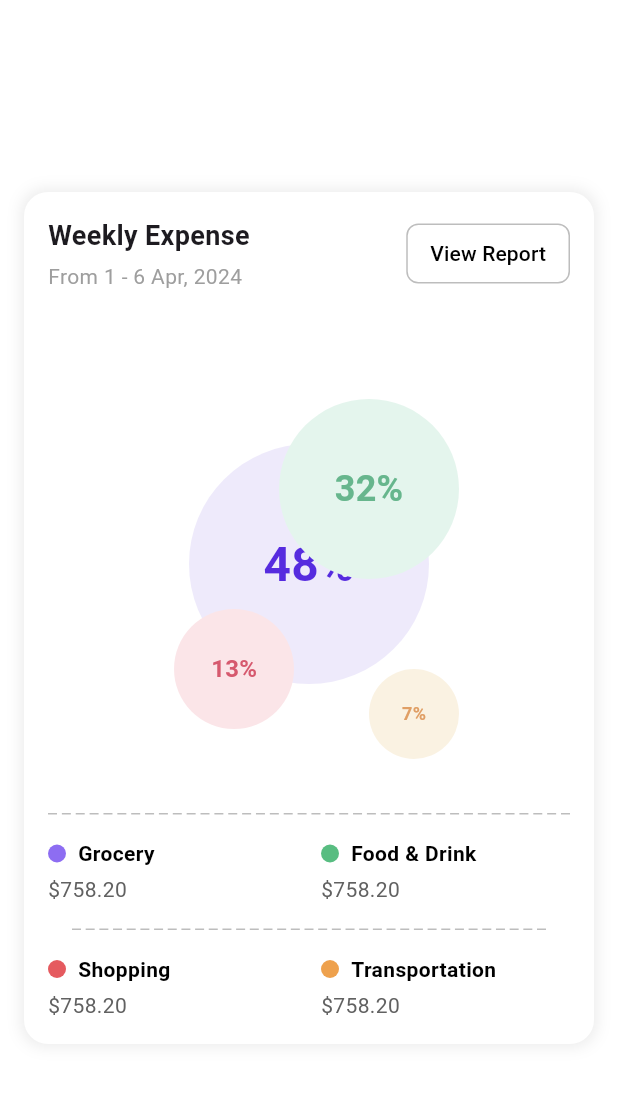
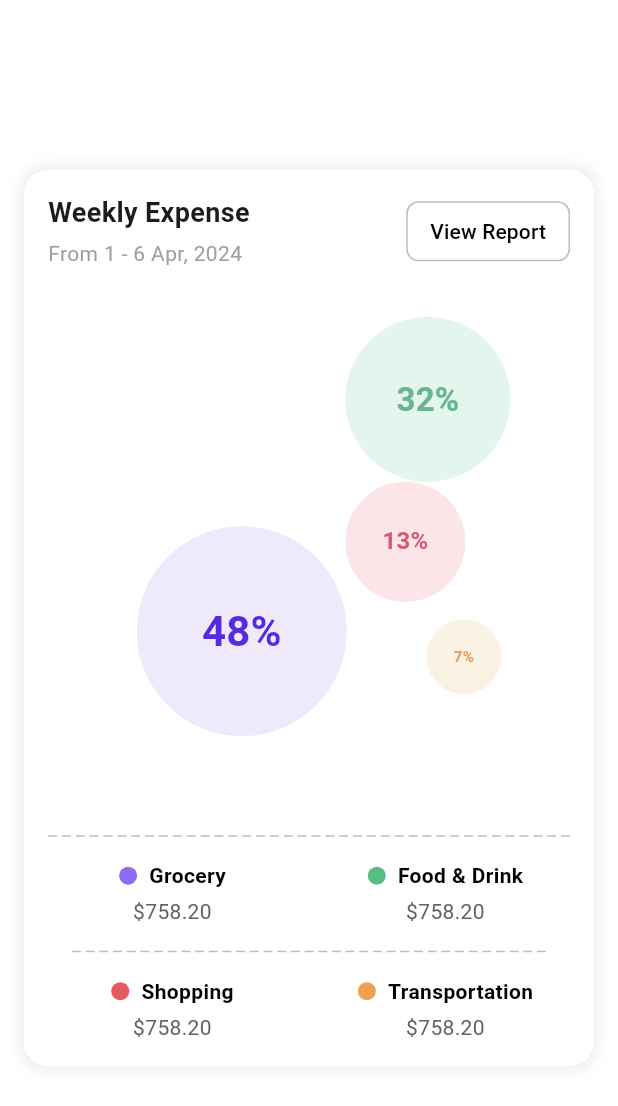
Before and after one commit to Ahmeddraaza/Flutter_final_appdev, a Flutter app: the WeeklyExpenseScreen screen opened directly, on a phone screen of 412 x 824 dp. Shown: the top 1106 px of the screen. Run offline on Flutter 3.47's test engine with Material 3 defaults, Android fonts, the phone set to English and light mode, and no system bars; our stand-ins replace cloud_firestore, firebase_core, flutter_bloc; accounts and stored records are empty.

Commit message:
Your commit message here

```diff
--- a/flutter_final_q1/lib/main.dart
+++ b/flutter_final_q1/lib/main.dart
@@ -242,7 +242,7 @@ class _ProductDetailContentState extends State<ProductDetailContent> {
                   })
                     ..add(const SizedBox(width: 5))
                     ..add(Text(
-                      '(${productData['numberOfReviews'] ?? 0} reviews)',
+                      '(${productData['numberOfReviews'] ?? 0})',
                       style:
                           const TextStyle(fontSize: 14, color: Colors.black54),
                     )),
@@ -293,11 +293,14 @@ class _ProductDetailContentState extends State<ProductDetailContent> {
                       children: [
                         Text(
                           "Delivery Time",
-                          style: TextStyle(fontSize: 16, color: Colors.black54),
+                          style: TextStyle(
+                              fontSize: 16,
+                              color: Colors.black,
+                              fontWeight: FontWeight.bold),
                         ),
                         Text(
                           "40-45 min",
-                          style: TextStyle(fontWeight: FontWeight.bold),
+                          style: TextStyle(fontWeight: FontWeight.normal),
                         ),
                       ],
                     ),
--- a/flutter_final_q2/lib/main.dart
+++ b/flutter_final_q2/lib/main.dart
@@ -1,18 +1,21 @@
 import 'package:flutter/material.dart';
 
 void main() {
-  runApp(MaterialApp(
+  runApp(const MaterialApp(
     home: WeeklyExpenseScreen(),
     debugShowCheckedModeBanner: false,
   ));
 }
 
 class WeeklyExpenseScreen extends StatelessWidget {
+  const WeeklyExpenseScreen({super.key});
+
   @override
   Widget build(BuildContext context) {
     return Scaffold(
       backgroundColor: Colors.white,
       body: Center(
+        child: SingleChildScrollView(
           child: Padding(
             padding: const EdgeInsets.all(16.0),
             child: Container(
@@ -30,13 +33,12 @@ class WeeklyExpenseScreen extends StatelessWidget {
               child: Column(
                 mainAxisSize: MainAxisSize.min,
                 children: [
-                // Header
                   Padding(
                     padding: const EdgeInsets.all(16.0),
                     child: Row(
                       mainAxisAlignment: MainAxisAlignment.spaceBetween,
                       children: [
-                      Column(
+                        const Column(
                           crossAxisAlignment: CrossAxisAlignment.start,
                           children: [
                             Text(
@@ -59,14 +61,14 @@ class WeeklyExpenseScreen extends StatelessWidget {
                         TextButton(
                           onPressed: () {},
                           style: TextButton.styleFrom(
-                          padding:
-                              EdgeInsets.symmetric(horizontal: 16, vertical: 8),
+                            padding: const EdgeInsets.symmetric(
+                                horizontal: 16, vertical: 8),
                             shape: RoundedRectangleBorder(
                               borderRadius: BorderRadius.circular(8),
                               side: BorderSide(color: Colors.grey.shade400),
                             ),
                           ),
-                        child: Text(
+                          child: const Text(
                             "View Report",
                             style: TextStyle(
                               fontSize: 14,
@@ -77,34 +79,37 @@ class WeeklyExpenseScreen extends StatelessWidget {
                       ],
                     ),
                   ),
-                SizedBox(height: 16),
-                // Circle Chart
+                  const SizedBox(height: 16),
                   SizedBox(
-                  width: 300,
-                  height: 300,
+                    width: double.infinity,
+                    height: MediaQuery.of(context).size.height * 0.4,
                     child: Stack(
                       alignment: Alignment.center,
                       children: [
-                      CircleWidget(
-                        radius: 80,
+                        Positioned(
+                          right: MediaQuery.of(context).size.width * 0.4,
+                          bottom: 50,
+                          child: const CircleWidget(
+                            radius: 70,
                             backgroundColor: Color(0xFFEEEAFB),
                             text: "48%",
                             textColor: Color(0xFF562BDF),
                           ),
+                        ),
                         Positioned(
-                        top: 40,
-                        right: 50,
-                        child: CircleWidget(
-                          radius: 60,
+                          left: MediaQuery.of(context).size.width * 0.52,
+                          top: 0,
+                          child: const CircleWidget(
+                            radius: 55,
                             backgroundColor: Color(0xFFE4F5ED),
                             text: "32%",
                             textColor: Color(0xFF67B68D),
                           ),
                         ),
                         Positioned(
-                        bottom: 40,
-                        left: 60,
-                        child: CircleWidget(
+                          left: MediaQuery.of(context).size.width * 0.52,
+                          top: 110,
+                          child: const CircleWidget(
                             radius: 40,
                             backgroundColor: Color(0xFFFBE5E8),
                             text: "13%",
@@ -112,10 +117,10 @@ class WeeklyExpenseScreen extends StatelessWidget {
                           ),
                         ),
                         Positioned(
-                        bottom: 20,
-                        right: 50,
-                        child: CircleWidget(
-                          radius: 30,
+                          right: MediaQuery.of(context).size.width * 0.15,
+                          bottom: 78,
+                          child: const CircleWidget(
+                            radius: 25,
                             backgroundColor: Color(0xFFFAF2E2),
                             text: "7%",
                             textColor: Color(0xFFE09F65),
@@ -125,15 +130,13 @@ class WeeklyExpenseScreen extends StatelessWidget {
                     ),
                   ),
                   SizedBox(height: 16),
-                // Dashed Divider
-                Padding(
-                  padding: const EdgeInsets.symmetric(horizontal: 16.0),
+                  const Padding(
+                    padding: EdgeInsets.symmetric(horizontal: 16.0),
                     child: DashDivider(),
                   ),
                   SizedBox(height: 16),
-                // Expense Rows
-                Padding(
-                  padding: const EdgeInsets.symmetric(horizontal: 16.0),
+                  const Padding(
+                    padding: EdgeInsets.symmetric(horizontal: 16.0),
                     child: Column(
                       children: [
                         Row(
@@ -158,7 +161,7 @@ class WeeklyExpenseScreen extends StatelessWidget {
                         ),
                         SizedBox(height: 16),
                         Padding(
-                        padding: const EdgeInsets.symmetric(horizontal: 16.0),
+                          padding: EdgeInsets.symmetric(horizontal: 16.0),
                           child: DashDivider(),
                         ),
                         SizedBox(height: 16),
@@ -185,8 +188,9 @@ class WeeklyExpenseScreen extends StatelessWidget {
                       ],
                     ),
                   ),
-                SizedBox(height: 16),
+                  const SizedBox(height: 16),
                 ],
+              ),
             ),
           ),
         ),
@@ -202,6 +206,7 @@ class CircleWidget extends StatelessWidget {
   final Color textColor;
 
   const CircleWidget({
+    super.key,
     required this.radius,
     required this.backgroundColor,
     required this.text,
@@ -231,6 +236,7 @@ class ExpenseRow extends StatelessWidget {
   final Color color;
 
   const ExpenseRow({
+    super.key,
     required this.label,
     required this.amount,
     required this.color,
@@ -239,18 +245,19 @@ class ExpenseRow extends StatelessWidget {
   @override
   Widget build(BuildContext context) {
     return Column(
-      crossAxisAlignment: CrossAxisAlignment.start,
+      crossAxisAlignment: CrossAxisAlignment.center,
       children: [
         Row(
+          mainAxisSize: MainAxisSize.min,
           children: [
             CircleAvatar(
               radius: 6,
               backgroundColor: color,
             ),
-            SizedBox(width: 8),
+            const SizedBox(width: 8),
             Text(
               label,
-              style: TextStyle(
+              style: const TextStyle(
                 fontSize: 14,
                 fontWeight: FontWeight.bold,
                 color: Colors.black,
@@ -258,13 +265,14 @@ class ExpenseRow extends StatelessWidget {
             ),
           ],
         ),
-        SizedBox(height: 4),
+        const SizedBox(height: 4),
         Text(
           amount,
           style: TextStyle(
             fontSize: 14,
             color: Colors.grey[700],
           ),
+          textAlign: TextAlign.center,
         ),
       ],
     );
@@ -272,12 +280,14 @@ class ExpenseRow extends StatelessWidget {
 }
 
 class DashDivider extends StatelessWidget {
+  const DashDivider({super.key});
+
   @override
   Widget build(BuildContext context) {
     return LayoutBuilder(
       builder: (context, constraints) {
-        final dashWidth = 6.0;
-        final dashSpace = 3.0;
+        const dashWidth = 6.0;
+        const dashSpace = 3.0;
         final dashCount =
             (constraints.constrainWidth() / (dashWidth + dashSpace)).floor();
         return Row(
```
Also changed, not shown: 3 other files. Lines whose indentation alone changed are shown as unchanged.
